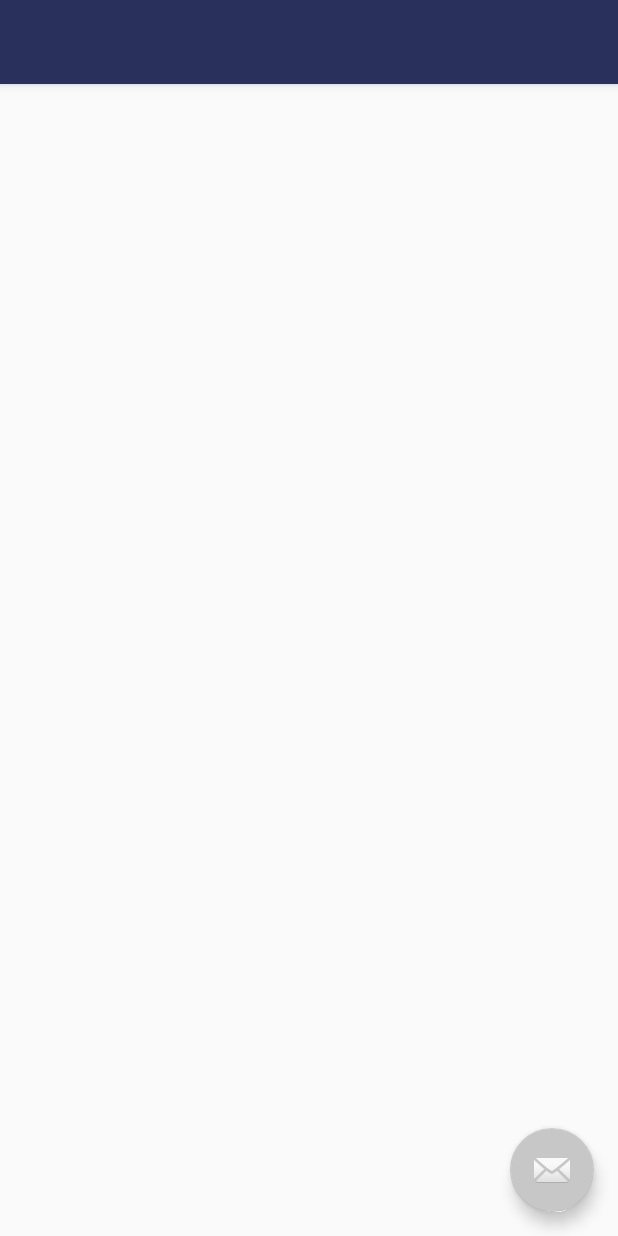
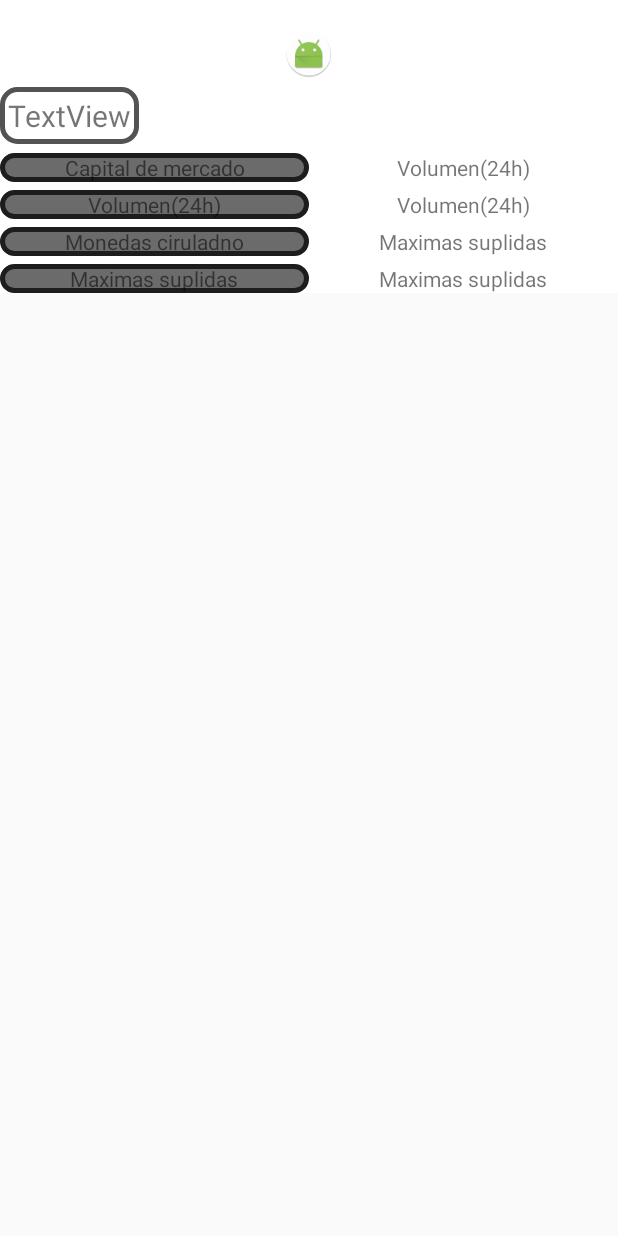
Before and after one commit to lugman-secondary/FinalDaw2, an Android app: the layout activity_moneda_descripcion.xml on its own in the app's theme, with its tools: preview values and no code run, on a phone screen of 412 x 824 dp. Run offline under Robolectric (Android 15) with nearby library versions, the phone set to English and light mode, and no system bars.

Commit message:
Para LLEVAR

```diff
--- /dev/null
+++ b/app/src/main/res/drawable/my_shape.xml
@@ -0,0 +1,7 @@
+<?xml version="1.0" encoding="UTF-8"?>
+<shape xmlns:android="http://schemas.android.com/apk/res/android">
+    <solid android:color="#6b6b6b"/>
+    <stroke android:width="3dip" android:color="#1d1d1d" />
+    <corners android:radius="10dip"/>
+    <padding android:left="0dip" android:top="0dip" android:right="0dip" android:bottom="0dip" />
+</shape>
--- /dev/null
+++ b/app/src/main/res/drawable/my_shape2.xml
@@ -0,0 +1,7 @@
+<?xml version="1.0" encoding="UTF-8"?>
+<shape xmlns:android="http://schemas.android.com/apk/res/android">
+    <solid android:color="#ffffff"/>
+    <stroke android:width="3dip" android:color="#535353" />
+    <corners android:radius="10dip"/>
+    <padding android:left="0dip" android:top="0dip" android:right="0dip" android:bottom="0dip" />
+</shape>
--- a/app/src/main/res/layout/activity_moneda_descripcion.xml
+++ b/app/src/main/res/layout/activity_moneda_descripcion.xml
@@ -1,33 +1,170 @@
 <?xml version="1.0" encoding="utf-8"?>
-<android.support.design.widget.CoordinatorLayout xmlns:android="http://schemas.android.com/apk/res/android"
+
+<LinearLayout xmlns:android="http://schemas.android.com/apk/res/android"
     xmlns:app="http://schemas.android.com/apk/res-auto"
     xmlns:tools="http://schemas.android.com/tools"
     android:layout_width="match_parent"
-    android:layout_height="match_parent"
+    android:layout_height="wrap_content"
+    android:background="#fff"
+    android:orientation="vertical"
+    android:paddingTop="20dp"
     tools:context="es.com.lugman.appfinal2.MonedaDescripcion">
 
-    <android.support.design.widget.AppBarLayout
+    <ImageView
+        android:id="@+id/imageView2"
+        android:layout_width="32dp"
+        android:layout_height="32dp"
+        android:layout_gravity="center"
+        app:srcCompat="@mipmap/ic_launcher_round" />
+
+    <LinearLayout
+        android:layout_width="match_parent"
+        android:layout_height="50dp"
+        android:orientation="horizontal">
+
+        <TextView
+            android:id="@+id/moneda"
+            android:layout_width="wrap_content"
+            android:layout_height="wrap_content"
+            android:layout_gravity="center"
+            android:foregroundGravity="center"
+            android:gravity="center"
+            android:textAlignment="center"
+            android:textColor="@android:color/holo_blue_dark"
+            android:textSize="24sp"
+            android:textStyle="bold" />
+
+        <TextView
+            android:id="@+id/precioUsd"
+            android:layout_width="wrap_content"
+            android:layout_height="wrap_content"
+            android:layout_gravity="center"
+            android:background="@drawable/my_shape2"
+            android:foregroundGravity="center"
+            android:gravity="center"
+            android:padding="5dp"
+            android:text="TextView"
+            android:textAlignment="center"
+            android:textSize="20sp" />
+
+
+    </LinearLayout>
+
+
+
+    <LinearLayout
         android:layout_width="match_parent"
         android:layout_height="wrap_content"
-        android:theme="@style/AppTheme.AppBarOverlay">
+        android:layout_marginBottom="5dp"
 
-        <android.support.v7.widget.Toolbar
-            android:id="@+id/toolbar"
+        android:orientation="horizontal"
+        android:src="@drawable/my_shape">
+
+        <TextView
+            android:id="@+id/textView12"
+
             android:layout_width="match_parent"
-            android:layout_height="?attr/actionBarSize"
-            android:background="?attr/colorPrimary"
-            app:popupTheme="@style/AppTheme.PopupOverlay" />
+            android:layout_height="wrap_content"
+            android:layout_weight="0.5"
+            android:background="@drawable/my_shape"
+            android:text="Capital de mercado"
+            android:textAlignment="center" />
 
-    </android.support.design.widget.AppBarLayout>
+        <TextView
 
-    <include layout="@layout/content_moneda_descripcion" />
+            android:id="@+id/textViewMC"
+            android:layout_width="match_parent"
+            android:layout_height="wrap_content"
+            android:layout_weight="0.5"
+            android:text="Volumen(24h)"
+            android:textAlignment="center" />
 
-    <android.support.design.widget.FloatingActionButton
-        android:id="@+id/fab"
-        android:layout_width="wrap_content"
+
+    </LinearLayout>
+
+    <LinearLayout
+        android:layout_width="match_parent"
         android:layout_height="wrap_content"
-        android:layout_gravity="bottom|end"
-        android:layout_margin="@dimen/fab_margin"
-        app:srcCompat="@android:drawable/ic_dialog_email" />
+        android:orientation="horizontal"
 
-</android.support.design.widget.CoordinatorLayout>
+        android:src="@drawable/my_shape">
+
+        <TextView
+            android:id="@+id/textVi24"
+
+            android:layout_width="match_parent"
+            android:layout_height="wrap_content"
+            android:layout_marginBottom="5dp"
+            android:layout_weight="0.5"
+            android:background="@drawable/my_shape"
+            android:text="Volumen(24h)"
+            android:textAlignment="center" />
+
+        <TextView
+            android:id="@+id/textViewV24"
+            android:layout_width="match_parent"
+            android:layout_height="wrap_content"
+            android:layout_weight="0.5"
+            android:text="Volumen(24h)"
+            android:textAlignment="center" />
+
+
+    </LinearLayout>
+
+    <LinearLayout
+        android:layout_width="match_parent"
+        android:layout_height="wrap_content"
+        android:layout_marginBottom="5dp"
+
+        android:layout_weight="3.00"
+        android:orientation="horizontal"
+        android:src="@drawable/my_shape">
+
+
+        <TextView
+            android:id="@+id/textVS"
+            android:layout_width="match_parent"
+            android:layout_height="wrap_content"
+            android:layout_weight="0.5"
+            android:background="@drawable/my_shape"
+            android:text="Monedas ciruladno"
+            android:textAlignment="center" />
+
+        <TextView
+            android:id="@+id/monC"
+            android:layout_width="match_parent"
+            android:layout_height="wrap_content"
+            android:layout_weight="0.5"
+            android:text="Maximas suplidas"
+            android:textAlignment="center" />
+    </LinearLayout>
+
+    <LinearLayout
+        android:layout_width="match_parent"
+        android:layout_height="wrap_content"
+        android:orientation="horizontal"
+
+        >
+
+        <TextView
+            android:background="@drawable/my_shape"
+
+            android:id="@+id/textViX"
+            android:layout_width="match_parent"
+            android:layout_height="wrap_content"
+            android:layout_weight="0.5"
+            android:text="Maximas suplidas"
+            android:textAlignment="center" />
+
+
+        <TextView
+            android:id="@+id/textViewMX"
+            android:layout_width="match_parent"
+            android:layout_height="wrap_content"
+            android:layout_weight="0.5"
+            android:text="Maximas suplidas"
+            android:textAlignment="center" />
+    </LinearLayout>
+
+
+</LinearLayout>
--- a/app/src/main/res/layout/content_moneda_descripcion.xml
+++ /dev/null
@@ -1,11 +0,0 @@
-<?xml version="1.0" encoding="utf-8"?>
-<android.support.constraint.ConstraintLayout xmlns:android="http://schemas.android.com/apk/res/android"
-    xmlns:app="http://schemas.android.com/apk/res-auto"
-    xmlns:tools="http://schemas.android.com/tools"
-    android:layout_width="match_parent"
-    android:layout_height="match_parent"
-    app:layout_behavior="@string/appbar_scrolling_view_behavior"
-    tools:context="es.com.lugman.appfinal2.MonedaDescripcion"
-    tools:showIn="@layout/activity_moneda_descripcion">
-
-</android.support.constraint.ConstraintLayout>
```
Also changed, not shown: app/src/main/java/es/com/lugman/appfinal2/MainActivity.java (+12 -3 lines), app/src/main/java/es/com/lugman/appfinal2/MonedaDescripcion.java (+129 -11 lines), app/src/main/java/es/com/lugman/appfinal2/Monedas.java (+10 -0 lines), 1 other file.
